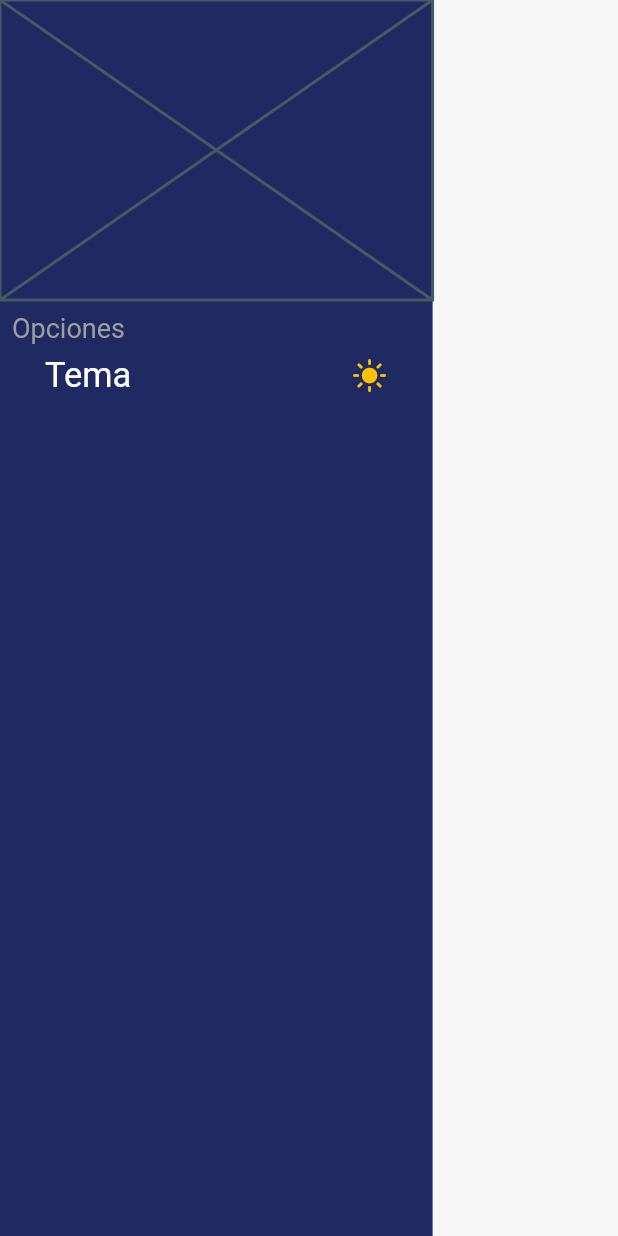
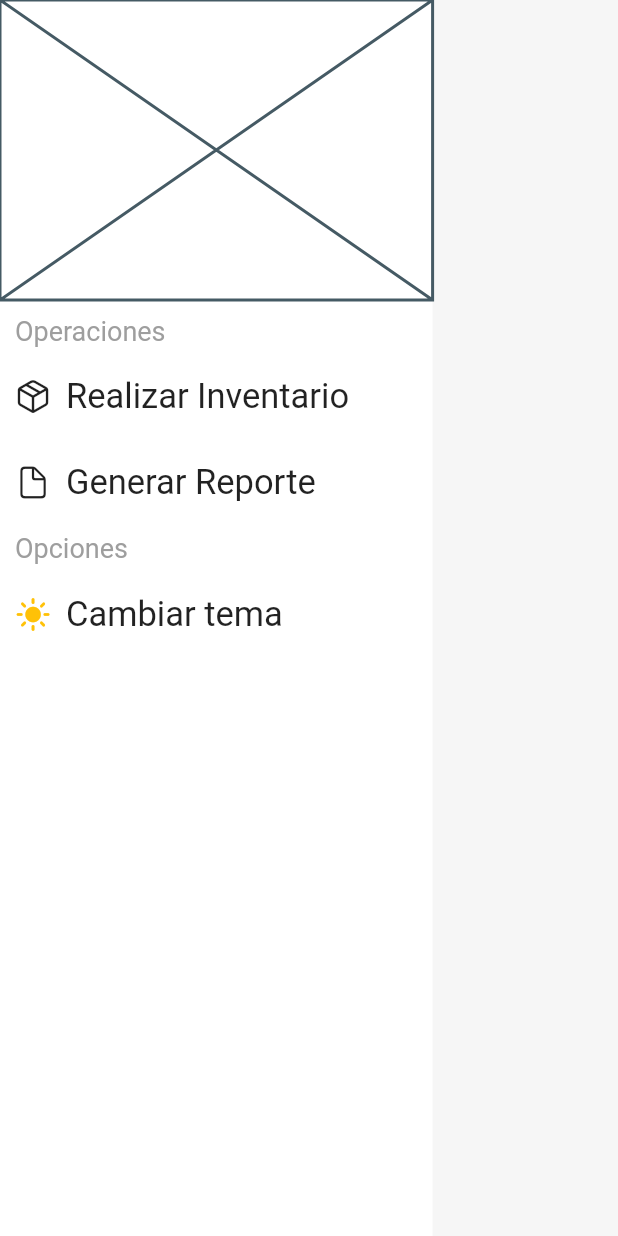
Before and after one commit to Sailors-Corp/tesis_inventario, a Flutter app: the SideBar widget shown alone on an empty page, opened directly, on a phone screen of 412 x 824 dp. Run offline on Flutter 3.47's test engine with Material 2 defaults, Android fonts, the light colour scheme and no system bars; drawn by our look-alikes of oktoast; our stand-ins replace auto_route, bloc, csv, device_preview, equatable, file_picker and 5 more; missing offline and left inert: qr_code_scanner; accounts and stored records are empty; Roboto replaces fonts that are missing (Jost).

Commit message:
fix develop cong

```diff
--- a/lib/common/theme/app_text_styles.dart
+++ b/lib/common/theme/app_text_styles.dart
@@ -5,7 +5,7 @@ class AppTextStyle {
       {double size = 14,
       FontWeight weight = FontWeight.normal,
       FontStyle style = FontStyle.normal,
-      Color color = Colors.white}) {
+      Color? color}) {
     return TextStyle(
         color: color,
         fontSize: size,
--- a/lib/features/shared/presentation/widgets/sidebar.dart
+++ b/lib/features/shared/presentation/widgets/sidebar.dart
@@ -1,3 +1,4 @@
+// ignore_for_file: public_member_api_docs, sort_constructors_first
 import 'package:flutter/cupertino.dart';
 import 'package:flutter/material.dart';
 import 'package:flutter_bloc/flutter_bloc.dart';
@@ -12,8 +13,12 @@ class SideBar extends StatelessWidget {
 
   @override
   Widget build(BuildContext context) {
+    return BlocBuilder<AppCubit, AppState>(
+      builder: (context, state) {
         return Container(
-      color: AppColors.primaryColor,
+          color: state.themeData?.brightness == Brightness.light
+              ? Colors.white
+              : AppColors.primaryBlue,
           width: MediaQuery.of(context).size.width * .7,
           child: SafeArea(
             child: Column(
@@ -23,7 +28,25 @@ class SideBar extends StatelessWidget {
                   height: 200,
                   child: Placeholder(),
                 ),
-            const SideBarLabel(),
+                const SideBarLabel(
+                  label: 'Operaciones',
+                ),
+                const SideBarItem(
+                  label: "Realizar Inventario",
+                  icon: Icon(
+                    CupertinoIcons.cube_box,
+                  ),
+                ),
+                const SizedBox(height: 10),
+                const SideBarItem(
+                  label: "Generar Reporte",
+                  icon: Icon(
+                    CupertinoIcons.doc,
+                  ),
+                ),
+                const SideBarLabel(
+                  label: 'Opciones',
+                ),
                 BlocBuilder<AppCubit, AppState>(
                   builder: (context, state) {
                     return GestureDetector(
@@ -31,7 +54,7 @@ class SideBar extends StatelessWidget {
                         final appCubit = context.read<AppCubit>().toggleTheme();
                       },
                       child: SideBarItem(
-                    label: "Tema",
+                        label: "Cambiar tema",
                         icon: state.themeData?.brightness == Brightness.light
                             ? const Icon(
                                 CupertinoIcons.sun_max_fill,
@@ -49,20 +72,25 @@ class SideBar extends StatelessWidget {
             ),
           ),
         );
+      },
+    );
   }
 }
 
 class SideBarLabel extends StatelessWidget {
   const SideBarLabel({
-    super.key,
-  });
+    Key? key,
+    required this.label,
+  }) : super(key: key);
+
+  final String label;
 
   @override
   Widget build(BuildContext context) {
     return Padding(
-      padding: const EdgeInsets.all(8.0),
+      padding: const EdgeInsets.all(10.0),
       child: Text(
-        'Opciones',
+        label,
         style: AppTextStyle.getAppTextStyle(size: 18, color: Colors.grey),
       ),
     );
@@ -82,17 +110,15 @@ class SideBarItem extends StatelessWidget {
   @override
   Widget build(BuildContext context) {
     return Padding(
-      padding: const EdgeInsets.symmetric(
-        horizontal: 30,
-      ),
+      padding: const EdgeInsets.all(10.0),
       child: Row(
         children: [
+          icon!,
+          const SizedBox(width: 10),
           Text(
             label,
             style: AppTextStyle.getAppTextStyle(size: 23),
           ),
-          const Spacer(),
-          icon!,
         ],
       ),
     );
--- a/lib/injector.dart
+++ b/lib/injector.dart
@@ -58,6 +58,8 @@ Future<void> initializeDependencies() async {
     () => AuthRepositoryImpl(injector()),
   );
 
+  //Register Blocs
+
   injector.registerFactory<AuthBloc>(
     () => AuthBloc(
       injector(),
--- a/lib/main.dart
+++ b/lib/main.dart
@@ -4,6 +4,7 @@ import 'package:flutter/services.dart';
 import 'package:flutter_bloc/flutter_bloc.dart';
 import 'package:inventory_tesis/common/routes/app_routes.dart';
 import 'package:inventory_tesis/features/auth/presentation/bloc/auth_bloc.dart';
+import 'package:inventory_tesis/features/shared/presentation/blocs/home/home_bloc.dart';
 import 'package:inventory_tesis/features/shared/presentation/blocs/manager/app_cubit.dart';
 import 'package:inventory_tesis/injector.dart';
 import 'package:oktoast/oktoast.dart';
@@ -32,6 +33,9 @@ class MyApp extends StatelessWidget {
         providers: [
           BlocProvider(
             create: (context) => injector<AppCubit>(),
+          ),
+          BlocProvider(
+            create: (context) => injector<HomeBloc>(),
           ),
           BlocProvider(
             create: ((context) => injector<AuthBloc>()),
```
Also changed, not shown: lib/features/shared/presentation/pages/areas_detail_page.dart (added, +14 -0 lines), lib/features/shared/presentation/pages/home_page.dart (+122 -20 lines), lib/common/routes/app_routes.gr.dart, 9 other files. Lines whose indentation alone changed are shown as unchanged.
